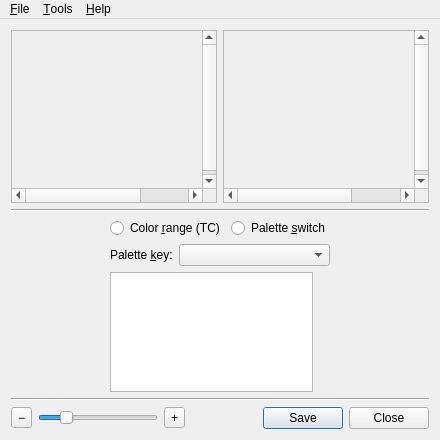
This is src/mainwindow.ui in irydacea/wespal as Qt 5 draws it before an edit. The edited form follows.
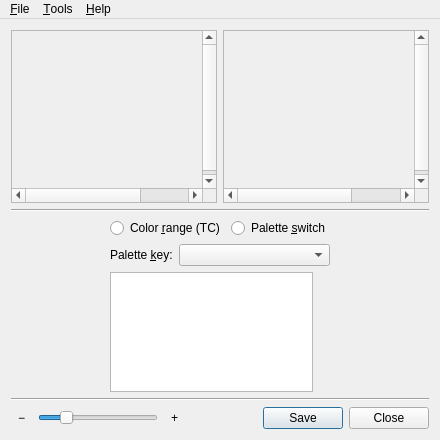
This is the edited form. Icons and pictures are not drawn.

Commit message: mainwindow: Make zoom buttons flat

What changed in the file:
```diff
--- a/src/mainwindow.ui
+++ b/src/mainwindow.ui
@@ -48,6 +48,9 @@
           <normaloff/>
          </iconset>
         </property>
+        <property name="autoRaise">
+         <bool>true</bool>
+        </property>
        </widget>
       </item>
       <item>
@@ -94,6 +97,9 @@
           <normaloff/>
          </iconset>
         </property>
+        <property name="autoRaise">
+         <bool>true</bool>
+        </property>
        </widget>
       </item>
       <item>
```
